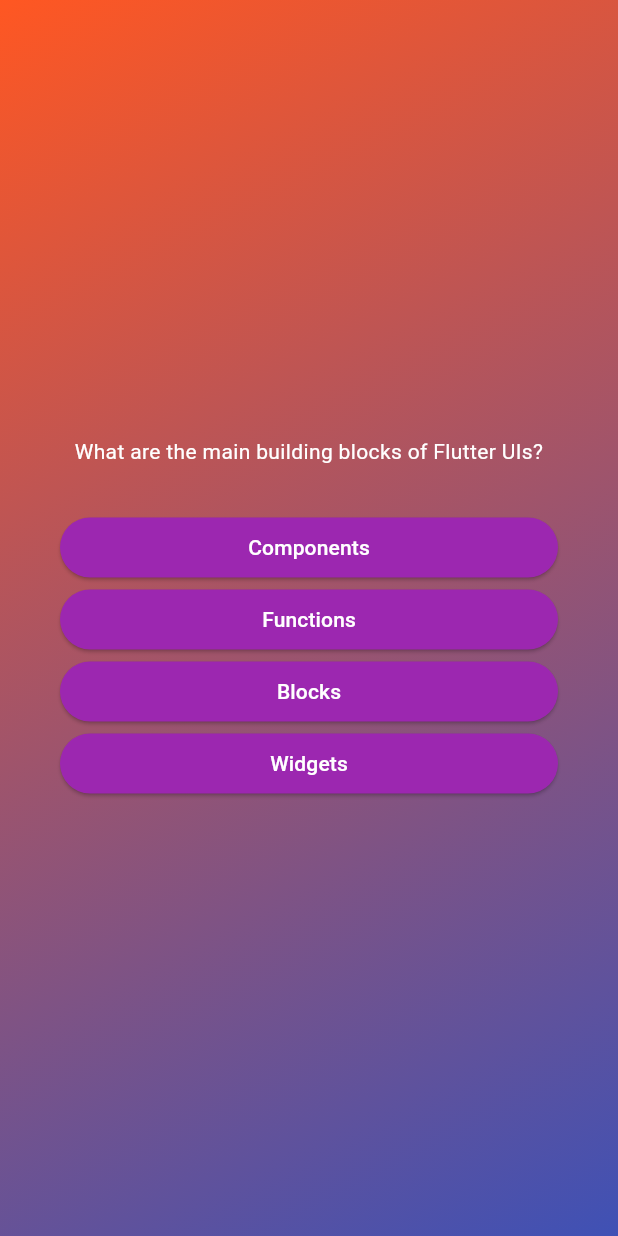
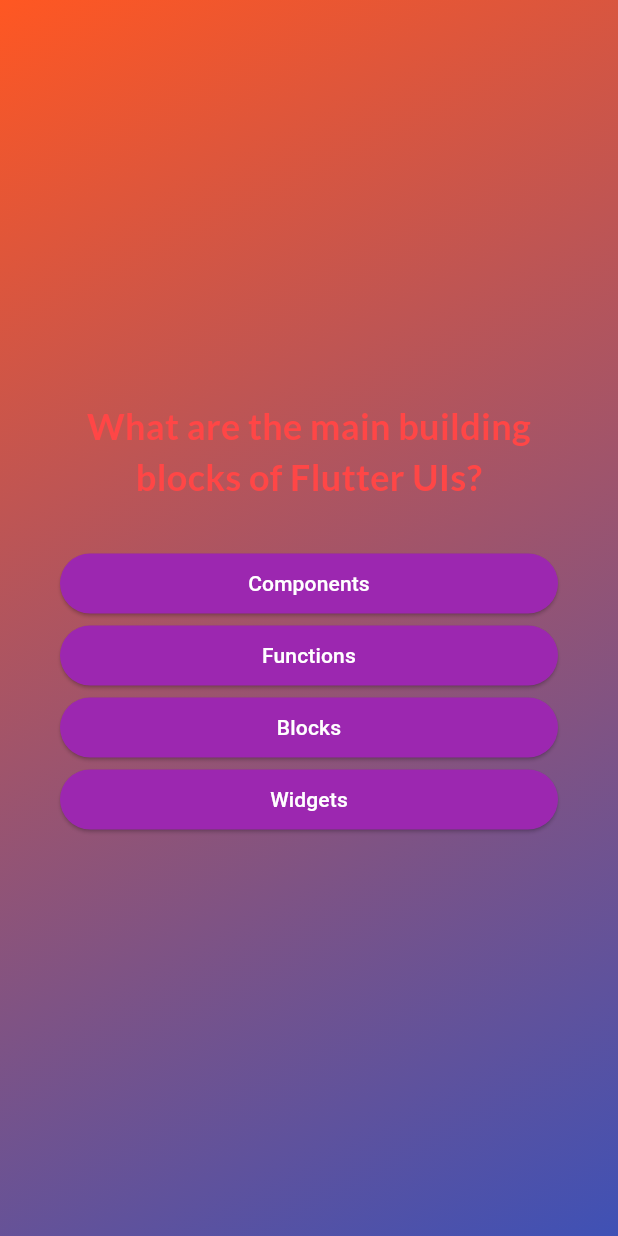
Before and after one commit to onodaryo/secondApp, a Flutter app: the screen it shows after launch, after a tap on "Start Quiz", on a phone screen of 412 x 824 dp. Run offline on Flutter 3.47's test engine with Material 3 defaults, Android fonts, the phone set to English and light mode, and no system bars; our stand-ins replace google_fonts.

```diff
--- a/lib/answerButton.dart
+++ b/lib/answerButton.dart
@@ -20,7 +20,10 @@ class AnswerButton extends StatelessWidget {
         foregroundColor: Colors.white,
         shape: RoundedRectangleBorder(borderRadius: BorderRadius.circular(40)),
       ),
-      child: Text(buttonText),
+      child: Text(
+        buttonText,
+        textAlign: TextAlign.center,
+      ),
     );
   }
 }
--- a/lib/questionsScreen.dart
+++ b/lib/questionsScreen.dart
@@ -1,4 +1,6 @@
 import 'package:flutter/material.dart';
+import 'package:google_fonts/google_fonts.dart';
+
 import 'package:quiz/answerButton.dart';
 import 'package:quiz/data/questions.dart';
 
@@ -33,8 +35,10 @@ class _QuestionsScreenState extends State<QuestionsScreen> {
           children: [
             Text(
               currentQuestion.text,
-              style: const TextStyle(
-                color: Colors.white,
+              style: GoogleFonts.lato(
+                color: const Color.fromARGB(255, 255, 70, 70),
+                fontSize: 24,
+                fontWeight: FontWeight.bold,
               ),
               textAlign: TextAlign.center,
             ),
--- a/lib/quizHome.dart
+++ b/lib/quizHome.dart
@@ -1,4 +1,5 @@
 import 'package:flutter/material.dart';
+import 'package:google_fonts/google_fonts.dart';
 
 class QuizHome extends StatelessWidget{
   const QuizHome(this.startQuiz,{super.key});
@@ -26,11 +27,11 @@ class QuizHome extends StatelessWidget{
           const SizedBox(
             height: 80,
           ),
-          const Text(
+          Text(
             'Learn Flutter the fun way!',
-            style: TextStyle(
+            style: GoogleFonts.lato(
               fontSize: 24,
-              color: Colors.white,
+              color: const Color.fromARGB(255, 237, 223, 252),
             ),
           ),
           const SizedBox(
--- a/pubspec.yaml
+++ b/pubspec.yaml
@@ -35,6 +35,7 @@ dependencies:
   # The following adds the Cupertino Icons font to your application.
   # Use with the CupertinoIcons class for iOS style icons.
   cupertino_icons: ^1.0.6
+  google_fonts: ^6.2.1
 
 dev_dependencies:
   flutter_test:
```
Also changed, not shown: pubspec.lock, 7 other files.
